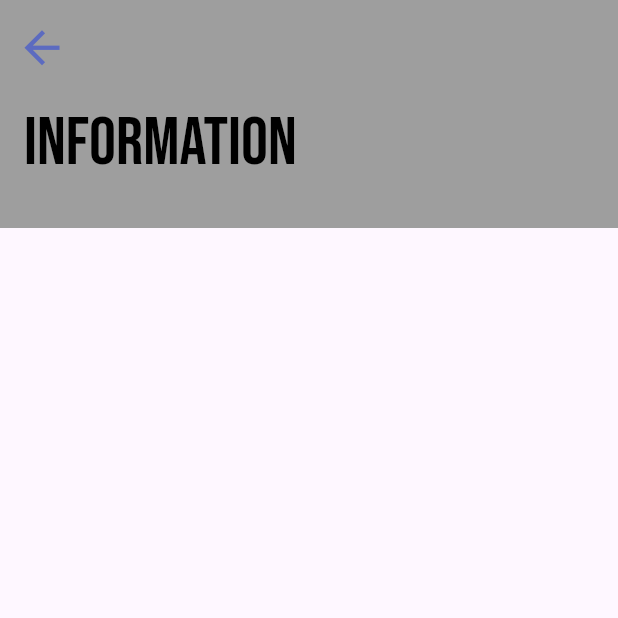
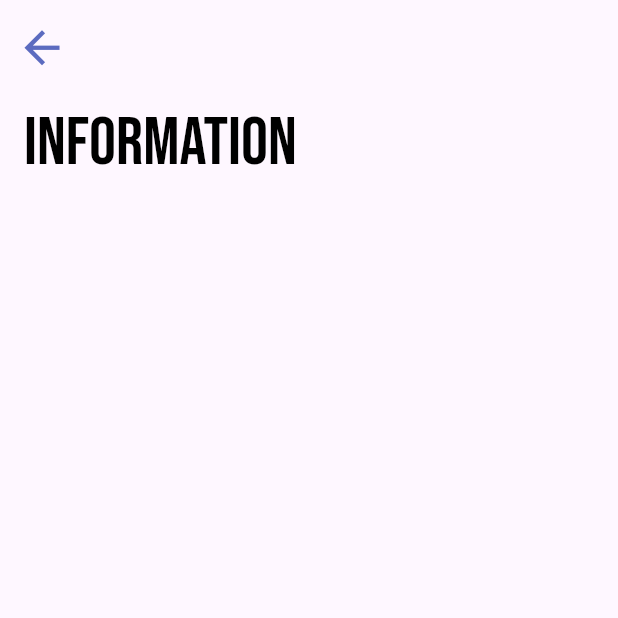
Before and after one commit to jpadilla3/KART2, a Flutter app: the InfoPage screen opened directly, on a phone screen of 412 x 824 dp, the top half of it. Run offline on Flutter 3.47's test engine with Material 2 defaults, Android fonts, the phone set to English and light mode, and no system bars; our stand-ins replace dot_navigation_bar, firebase_auth, firebase_core, google_fonts; accounts and stored records are empty.

Commit message:
updated info

```diff
--- a/lib/main pages/home.dart
+++ b/lib/main pages/home.dart
@@ -8,6 +8,7 @@ import 'package:kart2/main%20pages/camera_page.dart';
 import 'package:kart2/main%20pages/profile_page.dart';
 import 'package:kart2/main%20pages/recommendations_Page.dart';
 import 'package:kart2/main%20pages/search_Page.dart';
+import 'package:kart2/main%20pages/info.dart';
 
 class HomePage extends StatefulWidget {
   HomePage({super.key});
--- a/lib/main pages/info.dart
+++ b/lib/main pages/info.dart
@@ -17,9 +17,9 @@ class _InfoPageState extends State<InfoPage> {
   @override
   Widget build(BuildContext context) {
     return Scaffold(
-        body: CustomScrollView(slivers: [
+      body: CustomScrollView(
+        slivers: [
           SliverAppBar.large(
-        backgroundColor: Colors.grey,
             leading: IconButton(
               onPressed: () {
                 Navigator.pop(context);
@@ -34,10 +34,9 @@ class _InfoPageState extends State<InfoPage> {
               'Information',
               style: GoogleFonts.bebasNeue(color: Colors.black, fontSize: 45),
             ),
+          )
+        ],
       ),
-
-
-
-    ]));
+    );
   }
 }
```
Lines whose indentation alone changed are shown as unchanged.
